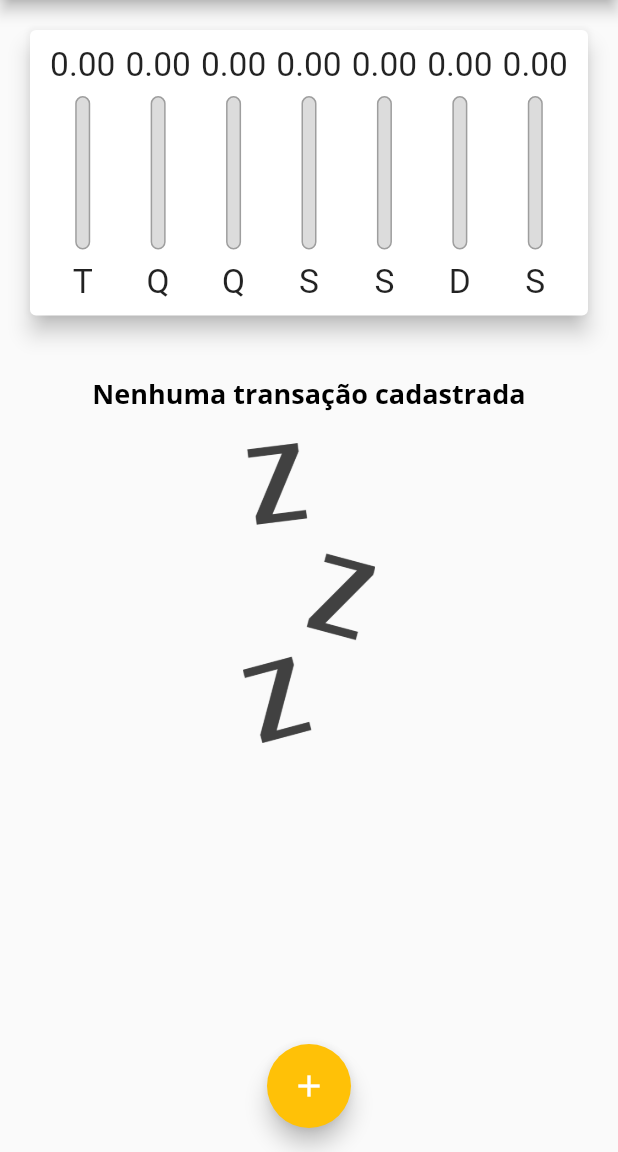
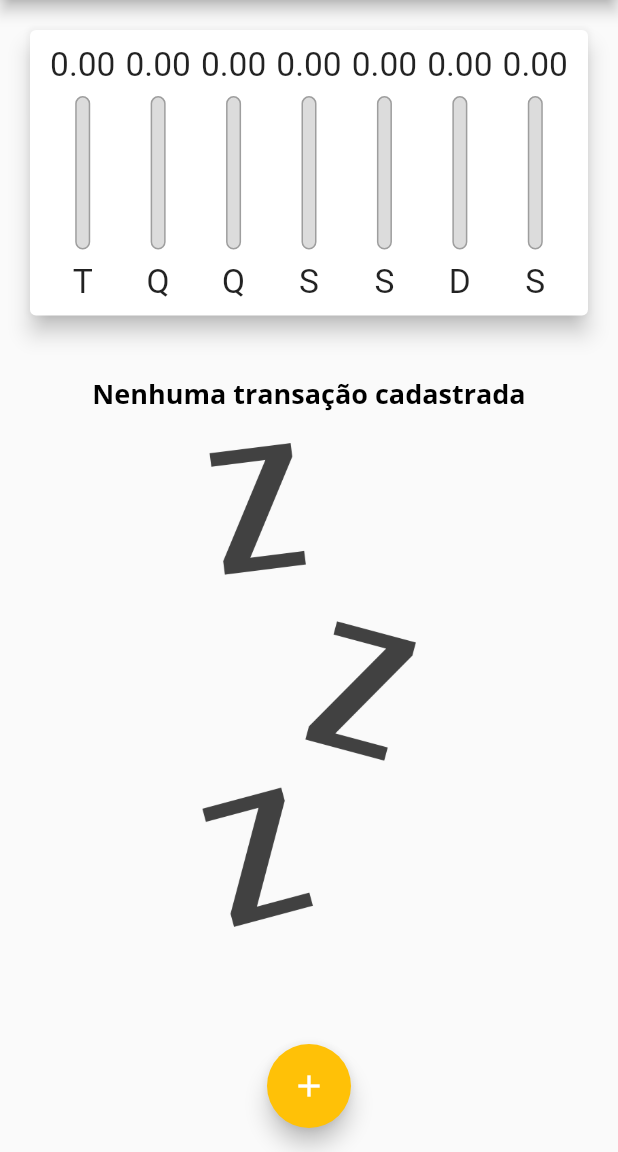
Before and after one commit to ThiagoPereira232/flutter-curso-cod3r, a Flutter app: the screen it shows after launch, on a phone screen of 412 x 824 dp, the part 84-1236 px from its top. Run offline on Flutter 3.47's test engine with Material 2 defaults, Android fonts, the phone set to English and light mode, and no system bars.

Commit message:
landscape

```diff
--- a/curso_flutter/expenses/lib/components/transaction_list.dart
+++ b/curso_flutter/expenses/lib/components/transaction_list.dart
@@ -11,7 +11,9 @@ class TransactionList extends StatelessWidget {
   @override
   Widget build(BuildContext context) {
     return transactions.isEmpty
-        ? Column(
+        ? LayoutBuilder(
+            builder: (ctx, constraints) {
+              return Column(
                 children: [
                   const SizedBox(height: 20),
                   Text(
@@ -20,13 +22,15 @@ class TransactionList extends StatelessWidget {
                   ),
                   const SizedBox(height: 20),
                   SizedBox(
-                height: 200,
+                    height: constraints.maxHeight * 0.6,
                     child: Image.asset(
                       'assets/images/waiting.png',
                       fit: BoxFit.cover,
                     ),
                   ),
                 ],
+              );
+            },
           )
         : ListView.builder(
             itemCount: transactions.length,
--- a/curso_flutter/expenses/lib/main.dart
+++ b/curso_flutter/expenses/lib/main.dart
@@ -63,6 +63,7 @@ class MyHomePage extends StatefulWidget {
 
 class _MyHomePageState extends State<MyHomePage> {
   final List<Transaction> _transaction = [];
+  bool _showChart = false;
 
   List<Transaction> get _recentTransactions {
     return _transaction.where((tr) {
@@ -106,9 +107,21 @@ class _MyHomePageState extends State<MyHomePage> {
 
   @override
   Widget build(BuildContext context) {
+    bool isLandscape =
+        MediaQuery.of(context).orientation == Orientation.landscape;
+
     final appBar = AppBar(
       title: const Text("Despesas Pessoais"),
       actions: [
+        if (isLandscape)
+          IconButton(
+            onPressed: () {
+              setState(() {
+                _showChart = !_showChart;
+              });
+            },
+            icon: Icon(_showChart ? Icons.list : Icons.show_chart),
+          ),
         IconButton(
           onPressed: () => _openTransactionFormModal(context),
           icon: const Icon(Icons.add),
@@ -125,10 +138,27 @@ class _MyHomePageState extends State<MyHomePage> {
         child: Column(
           crossAxisAlignment: CrossAxisAlignment.stretch,
           children: [
+            // if (isLandscape)
+            //   Row(
+            //     mainAxisAlignment: MainAxisAlignment.center,
+            //     children: [
+            //       const Text("Exibir Gráfico"),
+            //       Switch(
+            //         value: _showChart,
+            //         onChanged: (value) {
+            //           setState(() {
+            //             _showChart = value;
+            //           });
+            //         },
+            //       ),
+            //     ],
+            //   ),
+            if (_showChart || !isLandscape)
               SizedBox(
-              height: availabelHeight * 0.3,
+                height: availabelHeight * (isLandscape ? 0.7 : 0.3),
                 child: Chart(_recentTransactions),
               ),
+            if (!_showChart || !isLandscape)
               SizedBox(
                 height: availabelHeight * 0.7,
                 child: TransactionList(_transaction, _removeTransaction),
```
Lines whose indentation alone changed are shown as unchanged.
